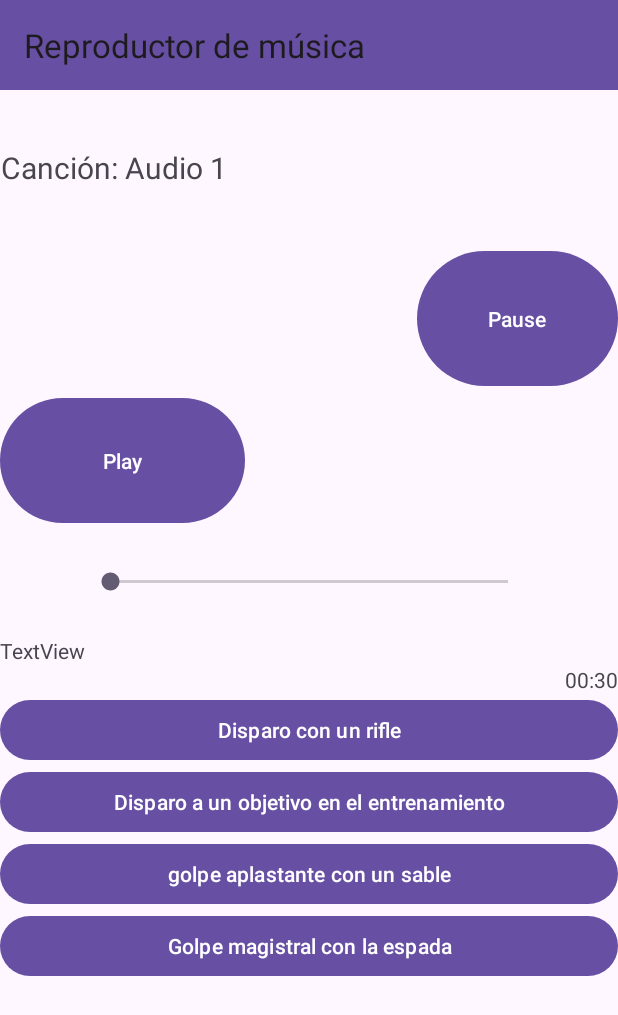
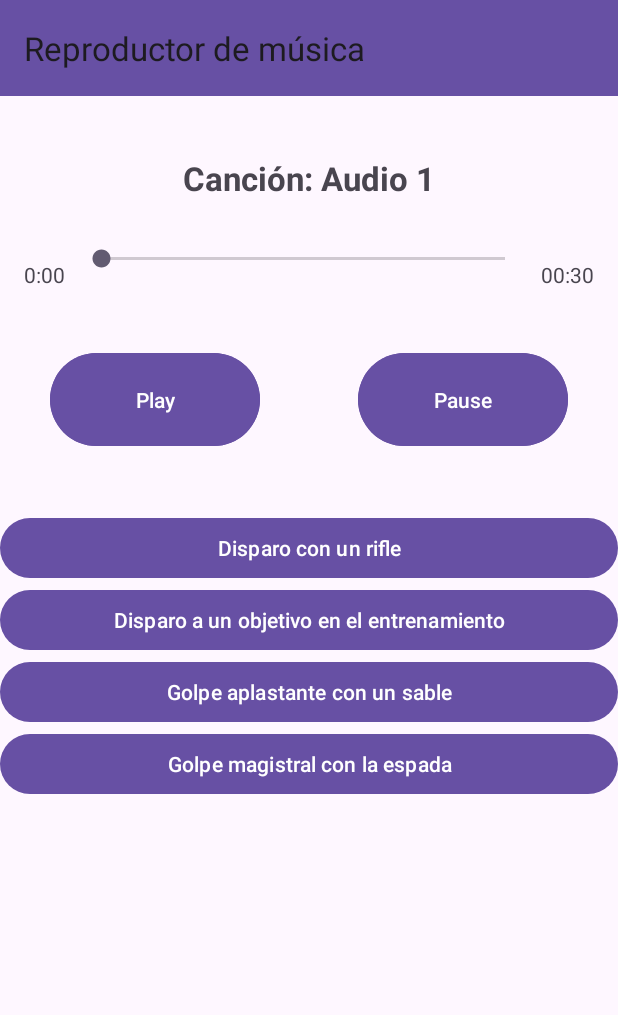
Before and after one commit to candela0018/RepositorioDePMDM_, an Android app: the screen it shows after launch (MainActivity), on a phone screen of 412 x 824 dp. Shown: the top 1015 px of the screen. Run offline under Robolectric (Android 15) with nearby library versions, the phone set to English and light mode, and no system bars.

Commit message:
commit corrección estructura

```diff
--- a/app/src/main/res/layout/activity_main.xml
+++ b/app/src/main/res/layout/activity_main.xml
@@ -7,61 +7,102 @@
     android:layout_height="match_parent"
     tools:context=".MainActivity">
 
-    <LinearLayout
-        android:layout_width="match_parent"
-        android:layout_height="match_parent"
-        android:orientation="vertical">
-
+    <!-- TOOLBAR -->
     <androidx.appcompat.widget.Toolbar
         android:id="@+id/toolbar"
-            android:layout_width="438dp"
-            android:layout_height="60dp"
+        android:layout_width="0dp"
+        android:layout_height="wrap_content"
         android:background="?attr/colorPrimary"
         android:minHeight="?attr/actionBarSize"
         android:theme="?attr/actionBarTheme"
-            app:title="Reproductor de música" />
+        app:title="Reproductor de música"
+        app:layout_constraintTop_toTopOf="parent"
+        app:layout_constraintStart_toStartOf="parent"
+        app:layout_constraintEnd_toEndOf="parent" />
 
+    <!-- TÍTULO DE LA CANCIÓN -->
     <TextView
         android:id="@+id/tvTituloCancion"
         android:layout_width="wrap_content"
-            android:layout_height="103dp"
-            android:gravity="center|right"
-            android:text="TextView"
-            android:textSize="20sp" />
+        android:layout_height="wrap_content"
+        android:text="Título de la canción"
+        android:textSize="22sp"
+        android:textStyle="bold"
+        app:layout_constraintTop_toBottomOf="@id/toolbar"
+        app:layout_constraintStart_toStartOf="parent"
+        app:layout_constraintEnd_toEndOf="parent"
+        android:layout_marginTop="40dp"/>
 
-        <Button
-            android:id="@+id/btnPause"
-            android:layout_width="134dp"
-            android:layout_height="98dp"
-            android:layout_gravity="bottom|right"
-            android:text="Pause" />
-
-        <Button
-            android:id="@+id/btnPlay"
-            android:layout_width="163dp"
-            android:layout_height="91dp"
-            android:layout_gravity="bottom|left"
-            android:text="Play" />
-
-        <SeekBar
-            android:id="@+id/seekBar"
-            android:layout_width="297dp"
-            android:layout_height="71dp"
-            android:layout_gravity="center" />
-
+    <!-- TEXTO TIEMPO INICIO -->
     <TextView
         android:id="@+id/tvTiempo"
         android:layout_width="wrap_content"
         android:layout_height="wrap_content"
-            android:layout_gravity="center|left"
-            android:text="TextView" />
+        android:text="0:00"
+        app:layout_constraintTop_toBottomOf="@id/tvTituloCancion"
+        app:layout_constraintStart_toStartOf="parent"
+        android:layout_marginTop="40dp"
+        android:layout_marginStart="16dp"/>
 
+    <!-- TEXTO TIEMPO FIN -->
     <TextView
         android:id="@+id/tvDuracion"
         android:layout_width="wrap_content"
         android:layout_height="wrap_content"
-            android:layout_gravity="center|right"
-            android:text="TextView" />
+        android:text="0:00"
+        app:layout_constraintBaseline_toBaselineOf="@id/tvTiempo"
+        app:layout_constraintEnd_toEndOf="parent"
+        android:layout_marginEnd="16dp"/>
+
+    <!-- SEEK BAR -->
+    <SeekBar
+        android:id="@+id/seekBar"
+        android:layout_width="0dp"
+        android:layout_height="wrap_content"
+        app:layout_constraintTop_toBottomOf="@id/tvTituloCancion"
+        app:layout_constraintStart_toEndOf="@id/tvTiempo"
+        app:layout_constraintEnd_toStartOf="@id/tvDuracion"
+        android:layout_marginTop="30dp"
+        android:layout_marginStart="8dp"
+        android:layout_marginEnd="8dp"/>
+
+    <!-- BOTÓN PLAY -->
+    <Button
+        android:id="@+id/btnPlay"
+        android:layout_width="140dp"
+        android:layout_height="70dp"
+        android:text="Play"
+        android:backgroundTint="?attr/colorPrimary"
+        android:textColor="@android:color/white"
+        app:layout_constraintTop_toBottomOf="@id/seekBar"
+        app:layout_constraintStart_toStartOf="parent"
+        app:layout_constraintEnd_toStartOf="@id/btnPause"
+        android:layout_marginTop="50dp"
+        android:layout_marginEnd="16dp"/>
+
+    <!-- BOTÓN PAUSE -->
+    <Button
+        android:id="@+id/btnPause"
+        android:layout_width="140dp"
+        android:layout_height="70dp"
+        android:text="Pause"
+        android:backgroundTint="?attr/colorPrimary"
+        android:textColor="@android:color/white"
+        app:layout_constraintTop_toTopOf="@id/btnPlay"
+        app:layout_constraintStart_toEndOf="@id/btnPlay"
+        app:layout_constraintEnd_toEndOf="parent"
+        android:layout_marginStart="16dp"/>
+
+    <!-- BOTONES DE SONIDOS -->
+    <LinearLayout
+        android:id="@+id/sonidosContainer"
+        android:orientation="vertical"
+        android:layout_width="0dp"
+        android:layout_height="wrap_content"
+        android:layout_marginTop="40dp"
+        app:layout_constraintTop_toBottomOf="@id/btnPlay"
+        app:layout_constraintStart_toStartOf="parent"
+        app:layout_constraintEnd_toEndOf="parent">
 
         <Button
             android:id="@+id/btnSonido1"
@@ -79,7 +120,7 @@
             android:id="@+id/btnSonido3"
             android:layout_width="match_parent"
             android:layout_height="wrap_content"
-            android:text="golpe aplastante con un sable" />
+            android:text="Golpe aplastante con un sable" />
 
         <Button
             android:id="@+id/btnSonido4"
```
Lines whose indentation alone changed are shown as unchanged.
